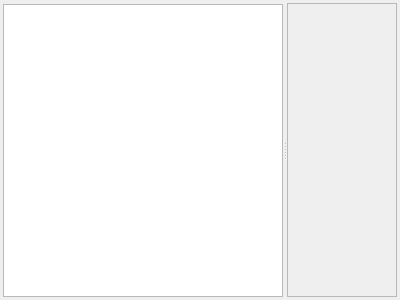
This is quickevent/app/plugins/qml/Speaker/src/speakerwidget.ui in Quick-Event/quickbox as Qt 5 draws it before an edit. The edited form follows.
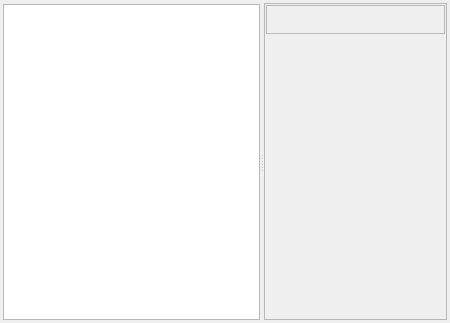
This is the edited form. Icons and pictures are not drawn. Custom widgets are drawn as their Qt base class.

Commit message: QE: speaker grid layout saving

The edit to the form file:
```diff
--- a/quickevent/app/plugins/qml/Speaker/src/speakerwidget.ui
+++ b/quickevent/app/plugins/qml/Speaker/src/speakerwidget.ui
@@ -6,8 +6,8 @@
    <rect>
     <x>0</x>
     <y>0</y>
-    <width>400</width>
-    <height>300</height>
+    <width>450</width>
+    <height>323</height>
    </rect>
   </property>
   <property name="sizePolicy">
@@ -60,6 +60,117 @@
       <property name="frameShadow">
        <enum>QFrame::Raised</enum>
       </property>
+      <layout class="QVBoxLayout" name="verticalLayout_3">
+       <property name="spacing">
+        <number>2</number>
+       </property>
+       <property name="leftMargin">
+        <number>1</number>
+       </property>
+       <property name="topMargin">
+        <number>1</number>
+       </property>
+       <property name="rightMargin">
+        <number>1</number>
+       </property>
+       <property name="bottomMargin">
+        <number>1</number>
+       </property>
+       <item>
+        <widget class="QFrame" name="frame">
+         <property name="frameShape">
+          <enum>QFrame::StyledPanel</enum>
+         </property>
+         <property name="frameShadow">
+          <enum>QFrame::Raised</enum>
+         </property>
+         <layout class="QHBoxLayout" name="horizontalLayout">
+          <property name="spacing">
+           <number>3</number>
+          </property>
+          <property name="leftMargin">
+           <number>2</number>
+          </property>
+          <property name="topMargin">
+           <number>2</number>
+          </property>
+          <property name="rightMargin">
+           <number>2</number>
+          </property>
+          <property name="bottomMargin">
+           <number>2</number>
+          </property>
+          <item>
+           <widget class="QToolButton" name="btInsertColumn">
+            <property name="icon">
+             <iconset resource="../../../../../../libqf/libqfqmlwidgets/images/flat/flat.qrc">
+              <normaloff>:/qf/qmlwidgets/images/flat/insert-column.svg</normaloff>:/qf/qmlwidgets/images/flat/insert-column.svg</iconset>
+            </property>
+            <property name="autoRaise">
+             <bool>true</bool>
+            </property>
+           </widget>
+          </item>
+          <item>
+           <widget class="QToolButton" name="btInsertRow">
+            <property name="icon">
+             <iconset resource="../../../../../../libqf/libqfqmlwidgets/images/flat/flat.qrc">
+              <normaloff>:/qf/qmlwidgets/images/flat/insert-row.svg</normaloff>:/qf/qmlwidgets/images/flat/insert-row.svg</iconset>
+            </property>
+            <property name="autoRaise">
+             <bool>true</bool>
+            </property>
+           </widget>
+          </item>
+          <item>
+           <widget class="QToolButton" name="btDeleteColumn">
+            <property name="icon">
+             <iconset resource="../../../../../../libqf/libqfqmlwidgets/images/flat/flat.qrc">
+              <normaloff>:/qf/qmlwidgets/images/flat/delete-column.svg</normaloff>:/qf/qmlwidgets/images/flat/delete-column.svg</iconset>
+            </property>
+            <property name="autoRaise">
+             <bool>true</bool>
+            </property>
+           </widget>
+          </item>
+          <item>
+           <widget class="QToolButton" name="btDeleteRow">
+            <property name="icon">
+             <iconset resource="../../../../../../libqf/libqfqmlwidgets/images/flat/flat.qrc">
+              <normaloff>:/qf/qmlwidgets/images/flat/delete-row.svg</normaloff>:/qf/qmlwidgets/images/flat/delete-row.svg</iconset>
+            </property>
+            <property name="autoRaise">
+             <bool>true</bool>
+            </property>
+           </widget>
+          </item>
+          <item>
+           <spacer name="horizontalSpacer">
+            <property name="orientation">
+             <enum>Qt::Horizontal</enum>
+            </property>
+            <property name="sizeHint" stdset="0">
+             <size>
+              <width>68</width>
+              <height>20</height>
+             </size>
+            </property>
+           </spacer>
+          </item>
+         </layout>
+        </widget>
+       </item>
+       <item>
+        <widget class="CodeClassResultsGridWidget" name="gridWidget" native="true">
+         <property name="sizePolicy">
+          <sizepolicy hsizetype="Preferred" vsizetype="Expanding">
+           <horstretch>0</horstretch>
+           <verstretch>0</verstretch>
+          </sizepolicy>
+         </property>
+        </widget>
+       </item>
+      </layout>
      </widget>
     </widget>
    </item>
@@ -74,7 +185,13 @@
   <customwidget>
    <class>qf::qmlwidgets::TableViewToolBar</class>
    <extends>QWidget</extends>
-   <header>qf/qmlwidgets/tableviewtoolbar.h</header>
+   <header location="global">qf/qmlwidgets/tableviewtoolbar.h</header>
+   <container>1</container>
+  </customwidget>
+  <customwidget>
+   <class>CodeClassResultsGridWidget</class>
+   <extends>QWidget</extends>
+   <header location="global">src/codeclassresultsgridwidget.h</header>
    <container>1</container>
   </customwidget>
  </customwidgets>
```
Left out of the diff: 4 changed lines with no effect on the pictures. The commit also changes 6 other files.
